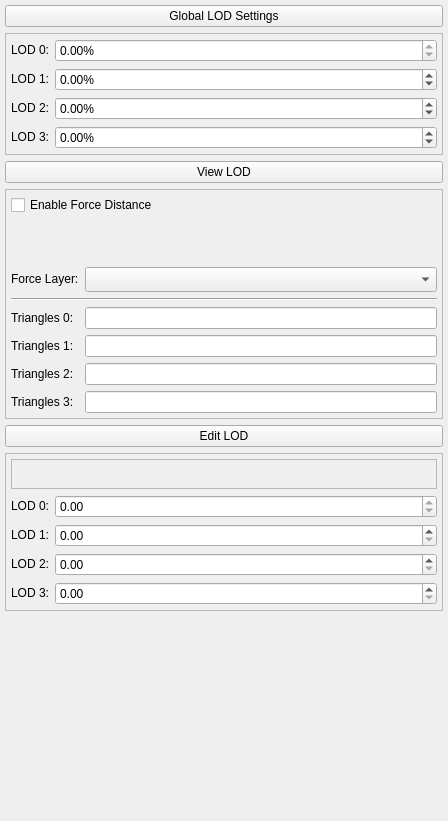
Old version of the form Tools/ResourceEditor/DataQt/LODEditor.ui in the repository xaoctech/dava.engine.
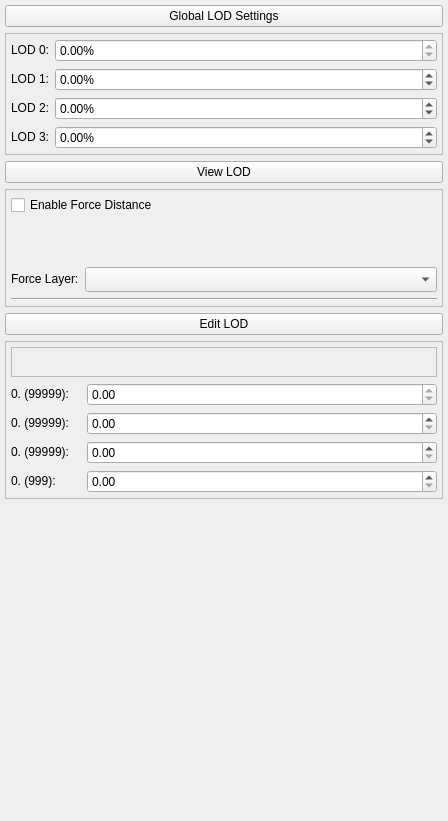
New version of the form. Icons and pictures are not drawn. Custom widgets are drawn as their Qt base class.

Commit message: [DF-2020] Removed section triangles. Save force lod settings between selections

```diff
--- a/Tools/ResourceEditor/DataQt/LODEditor.ui
+++ b/Tools/ResourceEditor/DataQt/LODEditor.ui
@@ -288,86 +288,6 @@
         </property>
        </widget>
       </item>
-      <item row="4" column="0">
-       <widget class="QLabel" name="labelTriangles0">
-        <property name="sizePolicy">
-         <sizepolicy hsizetype="Fixed" vsizetype="Fixed">
-          <horstretch>0</horstretch>
-          <verstretch>0</verstretch>
-         </sizepolicy>
-        </property>
-        <property name="text">
-         <string>Triangles 0:</string>
-        </property>
-       </widget>
-      </item>
-      <item row="5" column="0">
-       <widget class="QLabel" name="labelTriangles1">
-        <property name="sizePolicy">
-         <sizepolicy hsizetype="Fixed" vsizetype="Fixed">
-          <horstretch>0</horstretch>
-          <verstretch>0</verstretch>
-         </sizepolicy>
-        </property>
-        <property name="text">
-         <string>Triangles 1:</string>
-        </property>
-       </widget>
-      </item>
-      <item row="6" column="0">
-       <widget class="QLabel" name="labelTriangles2">
-        <property name="sizePolicy">
-         <sizepolicy hsizetype="Fixed" vsizetype="Fixed">
-          <horstretch>0</horstretch>
-          <verstretch>0</verstretch>
-         </sizepolicy>
-        </property>
-        <property name="text">
-         <string>Triangles 2:</string>
-        </property>
-       </widget>
-      </item>
-      <item row="7" column="0">
-       <widget class="QLabel" name="labelTriangles3">
-        <property name="sizePolicy">
-         <sizepolicy hsizetype="Fixed" vsizetype="Fixed">
-          <horstretch>0</horstretch>
-          <verstretch>0</verstretch>
-         </sizepolicy>
-        </property>
-        <property name="text">
-         <string>Triangles 3:</string>
-        </property>
-       </widget>
-      </item>
-      <item row="4" column="1">
-       <widget class="QLineEdit" name="triangles0">
-        <property name="readOnly">
-         <bool>true</bool>
-        </property>
-       </widget>
-      </item>
-      <item row="5" column="1">
-       <widget class="QLineEdit" name="triangles1">
-        <property name="readOnly">
-         <bool>true</bool>
-        </property>
-       </widget>
-      </item>
-      <item row="6" column="1">
-       <widget class="QLineEdit" name="triangles2">
-        <property name="readOnly">
-         <bool>true</bool>
-        </property>
-       </widget>
-      </item>
-      <item row="7" column="1">
-       <widget class="QLineEdit" name="triangles3">
-        <property name="readOnly">
-         <bool>true</bool>
-        </property>
-       </widget>
-      </item>
       <item row="3" column="0" colspan="2">
        <widget class="Line" name="line">
         <property name="orientation">
@@ -438,19 +358,25 @@
       <item row="1" column="0">
        <widget class="QLabel" name="lod0Name">
         <property name="sizePolicy">
-         <sizepolicy hsizetype="Fixed" vsizetype="Fixed">
+         <sizepolicy hsizetype="Minimum" vsizetype="Fixed">
           <horstretch>0</horstretch>
           <verstretch>0</verstretch>
          </sizepolicy>
         </property>
+        <property name="minimumSize">
+         <size>
+          <width>70</width>
+          <height>0</height>
+         </size>
+        </property>
         <property name="layoutDirection">
          <enum>Qt::LeftToRight</enum>
         </property>
         <property name="text">
-         <string>LOD 0:</string>
+         <string>0. (99999):</string>
         </property>
         <property name="alignment">
-         <set>Qt::AlignRight|Qt::AlignTrailing|Qt::AlignVCenter</set>
+         <set>Qt::AlignLeading|Qt::AlignLeft|Qt::AlignVCenter</set>
         </property>
        </widget>
       </item>
@@ -479,19 +405,25 @@
       <item row="2" column="0">
        <widget class="QLabel" name="lod1Name">
         <property name="sizePolicy">
-         <sizepolicy hsizetype="Fixed" vsizetype="Fixed">
+         <sizepolicy hsizetype="Minimum" vsizetype="Fixed">
           <horstretch>0</horstretch>
           <verstretch>0</verstretch>
          </sizepolicy>
         </property>
+        <property name="minimumSize">
+         <size>
+          <width>70</width>
+          <height>0</height>
+         </size>
+        </property>
         <property name="layoutDirection">
          <enum>Qt::LeftToRight</enum>
         </property>
         <property name="text">
-         <string>LOD 1:</string>
+         <string>0. (99999):</string>
         </property>
         <property name="alignment">
-         <set>Qt::AlignRight|Qt::AlignTrailing|Qt::AlignVCenter</set>
+         <set>Qt::AlignLeading|Qt::AlignLeft|Qt::AlignVCenter</set>
         </property>
        </widget>
       </item>
@@ -517,19 +449,25 @@
       <item row="3" column="0">
        <widget class="QLabel" name="lod2Name">
         <property name="sizePolicy">
-         <sizepolicy hsizetype="Fixed" vsizetype="Fixed">
+         <sizepolicy hsizetype="Minimum" vsizetype="Fixed">
           <horstretch>0</horstretch>
           <verstretch>0</verstretch>
          </sizepolicy>
         </property>
+        <property name="minimumSize">
+         <size>
+          <width>70</width>
+          <height>0</height>
+         </size>
+        </property>
         <property name="layoutDirection">
          <enum>Qt::LeftToRight</enum>
         </property>
         <property name="text">
-         <string>LOD 2:</string>
+         <string>0. (99999):</string>
         </property>
         <property name="alignment">
-         <set>Qt::AlignRight|Qt::AlignTrailing|Qt::AlignVCenter</set>
+         <set>Qt::AlignLeading|Qt::AlignLeft|Qt::AlignVCenter</set>
         </property>
        </widget>
       </item>
@@ -555,19 +493,25 @@
       <item row="4" column="0">
        <widget class="QLabel" name="lod3Name">
         <property name="sizePolicy">
-         <sizepolicy hsizetype="Fixed" vsizetype="Fixed">
+         <sizepolicy hsizetype="Minimum" vsizetype="Fixed">
           <horstretch>0</horstretch>
           <verstretch>0</verstretch>
          </sizepolicy>
         </property>
+        <property name="minimumSize">
+         <size>
+          <width>70</width>
+          <height>0</height>
+         </size>
+        </property>
         <property name="layoutDirection">
          <enum>Qt::LeftToRight</enum>
         </property>
         <property name="text">
-         <string>LOD 3:</string>
+         <string>0. (999):</string>
         </property>
         <property name="alignment">
-         <set>Qt::AlignRight|Qt::AlignTrailing|Qt::AlignVCenter</set>
+         <set>Qt::AlignLeading|Qt::AlignLeft|Qt::AlignVCenter</set>
         </property>
        </widget>
       </item>
```
The commit also changes 3 other files.
